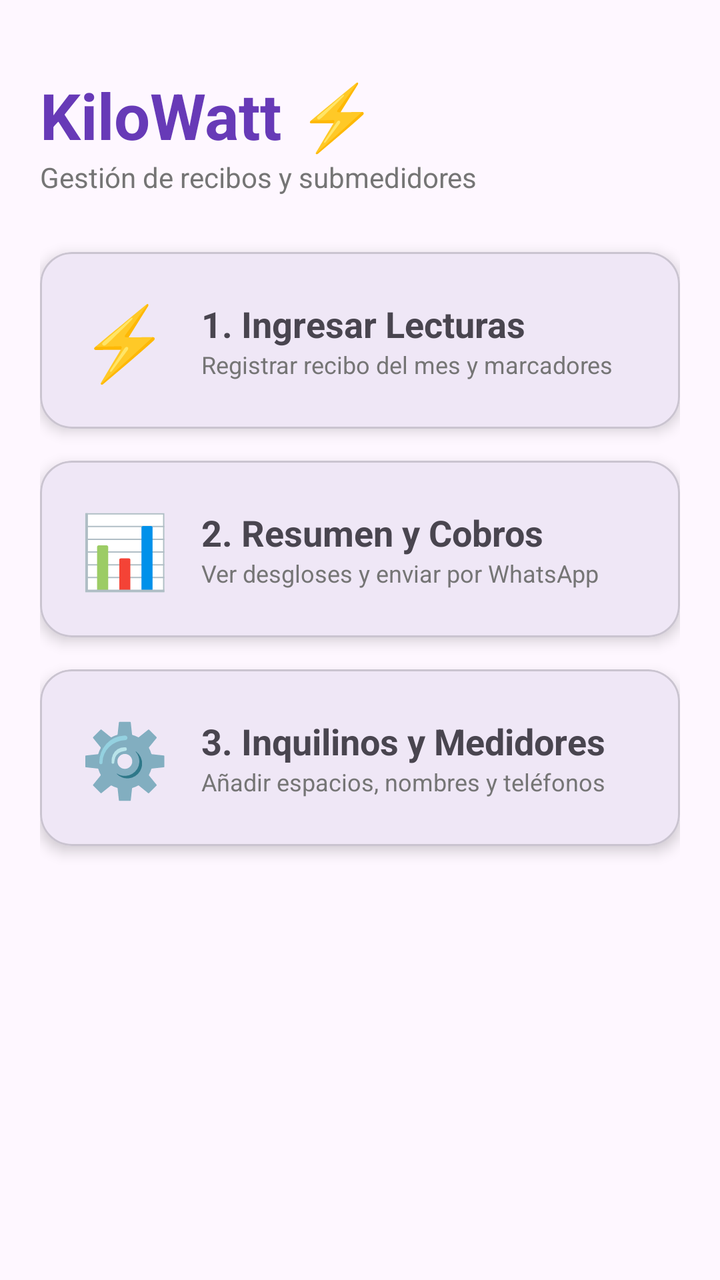
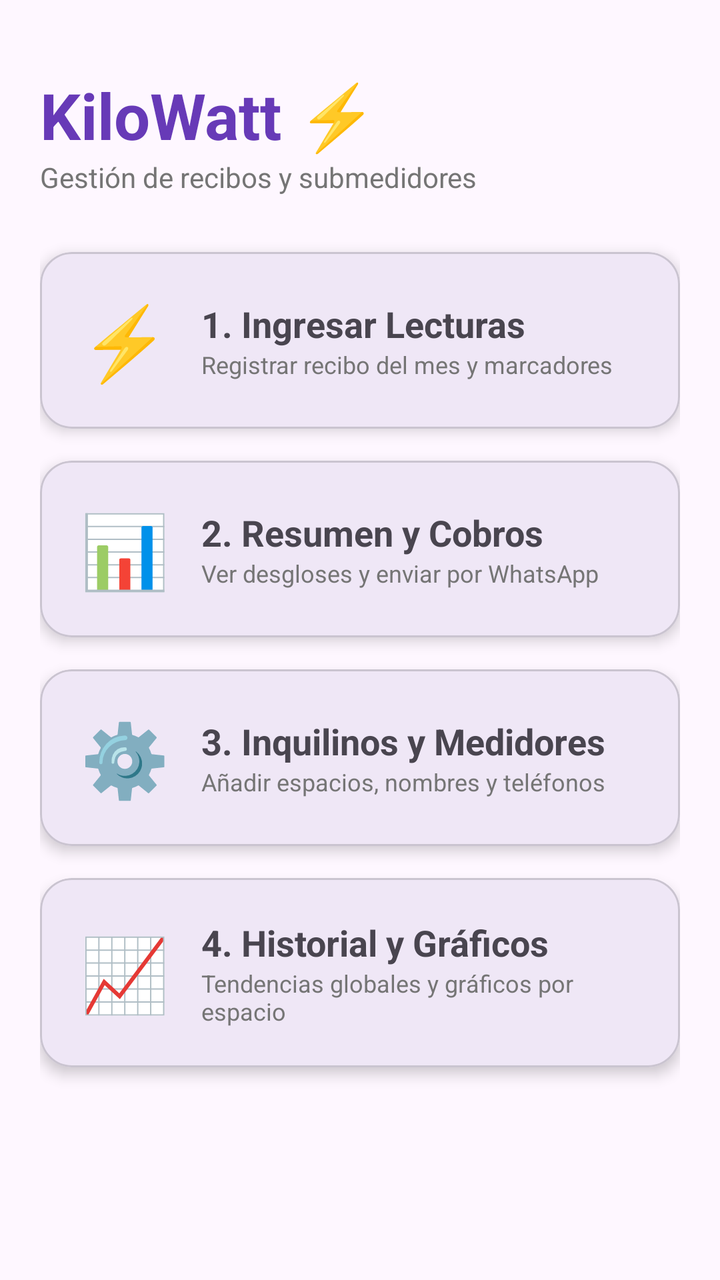

Screens rendered from an Android XML layout before and after an edit, with the pre-edit source and the edit as a unified diff.
<!-- AndroidManifest.xml: application theme Theme.KiloWatt -->
<!-- res/layout/activity_main.xml -->
<?xml version="1.0" encoding="utf-8"?>
<ScrollView xmlns:android="http://schemas.android.com/apk/res/android"
    xmlns:app="http://schemas.android.com/apk/res-auto"
    android:layout_width="match_parent"
    android:layout_height="match_parent"
    android:padding="20dp">

    <LinearLayout
        android:layout_width="match_parent"
        android:layout_height="wrap_content"
        android:orientation="vertical">

        
        <LinearLayout
            android:layout_width="match_parent"
            android:layout_height="wrap_content"
            android:orientation="vertical"
            android:layout_marginTop="16dp"
            android:layout_marginBottom="28dp">

            <TextView
                android:layout_width="wrap_content"
                android:layout_height="wrap_content"
                android:text="@string/main_header_title"
                android:textSize="32sp"
                android:textStyle="bold"
                android:textColor="@color/purple_primary" />

            <TextView
                android:id="@+id/tvUsuarioEmail"
                android:layout_width="wrap_content"
                android:layout_height="wrap_content"
                android:text="@string/main_header_subtitle"
                android:textSize="14sp"
                android:textColor="@color/gray_secondary" />
        </LinearLayout>

        
        <com.google.android.material.card.MaterialCardView
            android:id="@+id/cardRegistrarLecturas"
            android:layout_width="match_parent"
            android:layout_height="wrap_content"
            android:layout_marginBottom="16dp"
            android:clickable="true"
            android:focusable="true"
            app:cardCornerRadius="16dp"
            app:cardElevation="4dp">

            <LinearLayout
                android:layout_width="match_parent"
                android:layout_height="wrap_content"
                android:orientation="horizontal"
                android:baselineAligned="false"
                android:padding="20dp"
                android:gravity="center_vertical">

                <TextView
                    android:layout_width="wrap_content"
                    android:layout_height="wrap_content"
                    android:text="⚡"
                    android:textSize="36sp"
                    android:layout_marginEnd="16dp" />

                <LinearLayout
                    android:layout_width="0dp"
                    android:layout_height="wrap_content"
                    android:layout_weight="1"
                    android:orientation="vertical">

                    <TextView
                        android:layout_width="wrap_content"
                        android:layout_height="wrap_content"
                        android:text="@string/main_option_lecturas_title"
                        android:textSize="18sp"
                        android:textStyle="bold" />

                    <TextView
                        android:layout_width="wrap_content"
                        android:layout_height="wrap_content"
                        android:text="@string/main_option_lecturas_desc"
                        android:textSize="12sp"
                        android:textColor="@color/gray_secondary" />
                </LinearLayout>
            </LinearLayout>
        </com.google.android.material.card.MaterialCardView>

        
        <com.google.android.material.card.MaterialCardView
            android:id="@+id/cardResumenCobros"
            android:layout_width="match_parent"
            android:layout_height="wrap_content"
            android:layout_marginBottom="16dp"
            android:clickable="true"
            android:focusable="true"
            app:cardCornerRadius="16dp"
            app:cardElevation="4dp">

            <LinearLayout
                android:layout_width="match_parent"
                android:layout_height="wrap_content"
                android:orientation="horizontal"
                android:baselineAligned="false"
                android:padding="20dp"
                android:gravity="center_vertical">

                <TextView
                    android:layout_width="wrap_content"
                    android:layout_height="wrap_content"
                    android:text="📊"
                    android:textSize="36sp"
                    android:layout_marginEnd="16dp" />

                <LinearLayout
                    android:layout_width="0dp"
                    android:layout_height="wrap_content"
                    android:layout_weight="1"
                    android:orientation="vertical">

                    <TextView
                        android:layout_width="wrap_content"
                        android:layout_height="wrap_content"
                        android:text="@string/main_option_resumen_title"
                        android:textSize="18sp"
                        android:textStyle="bold" />

                    <TextView
                        android:layout_width="wrap_content"
                        android:layout_height="wrap_content"
                        android:text="@string/main_option_resumen_desc"
                        android:textSize="12sp"
                        android:textColor="@color/gray_secondary" />
                </LinearLayout>
            </LinearLayout>
        </com.google.android.material.card.MaterialCardView>

        
        <com.google.android.material.card.MaterialCardView
            android:id="@+id/cardConfiguracion"
            android:layout_width="match_parent"
            android:layout_height="wrap_content"
            android:layout_marginBottom="16dp"
            android:clickable="true"
            android:focusable="true"
            app:cardCornerRadius="16dp"
            app:cardElevation="4dp">

            <LinearLayout
                android:layout_width="match_parent"
                android:layout_height="wrap_content"
                android:orientation="horizontal"
                android:baselineAligned="false"
                android:padding="20dp"
                android:gravity="center_vertical">

                <TextView
                    android:layout_width="wrap_content"
                    android:layout_height="wrap_content"
                    android:text="⚙️"
                    android:textSize="36sp"
                    android:layout_marginEnd="16dp" />

                <LinearLayout
                    android:layout_width="0dp"
                    android:layout_height="wrap_content"
                    android:layout_weight="1"
                    android:orientation="vertical">

                    <TextView
                        android:layout_width="wrap_content"
                        android:layout_height="wrap_content"
                        android:text="@string/main_option_config_title"
                        android:textSize="18sp"
                        android:textStyle="bold" />

                    <TextView
                        android:layout_width="wrap_content"
                        android:layout_height="wrap_content"
                        android:text="@string/main_option_config_desc"
                        android:textSize="12sp"
                        android:textColor="@color/gray_secondary" />
                </LinearLayout>
            </LinearLayout>
        </com.google.android.material.card.MaterialCardView>

    </LinearLayout>
</ScrollView>
<!-- resources referenced by this layout -->
<resources>
  <color name="gray_secondary">#757575</color>
  <color name="purple_primary">#673AB7</color>
  <string name="main_header_subtitle">Gestión de recibos y submedidores</string>
  <string name="main_header_title">KiloWatt ⚡</string>
  <string name="main_option_config_desc">Añadir espacios, nombres y teléfonos</string>
  <string name="main_option_config_title">3. Inquilinos y Medidores</string>
  <string name="main_option_lecturas_desc">Registrar recibo del mes y marcadores</string>
  <string name="main_option_lecturas_title">1. Ingresar Lecturas</string>
  <string name="main_option_resumen_desc">Ver desgloses y enviar por WhatsApp</string>
  <string name="main_option_resumen_title">2. Resumen y Cobros</string>
  <style name="Theme.KiloWatt" parent="Base.Theme.KiloWatt" />
  <style name="Base.Theme.KiloWatt" parent="Theme.Material3.DayNight.NoActionBar">
          
          
      </style>
</resources>

<!-- the commit's change to res/layout/activity_main.xml (unified diff, before → after) -->
@@ -182,5 +182,54 @@
             </LinearLayout>
         </com.google.android.material.card.MaterialCardView>
 
+        
+        <com.google.android.material.card.MaterialCardView
+            android:id="@+id/cardHistorialGraficos"
+            android:layout_width="match_parent"
+            android:layout_height="wrap_content"
+            android:layout_marginBottom="16dp"
+            android:clickable="true"
+            android:focusable="true"
+            app:cardCornerRadius="16dp"
+            app:cardElevation="4dp">
+
+            <LinearLayout
+                android:layout_width="match_parent"
+                android:layout_height="wrap_content"
+                android:orientation="horizontal"
+                android:baselineAligned="false"
+                android:padding="20dp"
+                android:gravity="center_vertical">
+
+                <TextView
+                    android:layout_width="wrap_content"
+                    android:layout_height="wrap_content"
+                    android:text="📈"
+                    android:textSize="36sp"
+                    android:layout_marginEnd="16dp" />
+
+                <LinearLayout
+                    android:layout_width="0dp"
+                    android:layout_height="wrap_content"
+                    android:layout_weight="1"
+                    android:orientation="vertical">
+
+                    <TextView
+                        android:layout_width="wrap_content"
+                        android:layout_height="wrap_content"
+                        android:text="@string/main_option_historial_title"
+                        android:textSize="18sp"
+                        android:textStyle="bold" />
+
+                    <TextView
+                        android:layout_width="wrap_content"
+                        android:layout_height="wrap_content"
+                        android:text="@string/main_option_historial_desc"
+                        android:textSize="12sp"
+                        android:textColor="@color/gray_secondary" />
+                </LinearLayout>
+            </LinearLayout>
+        </com.google.android.material.card.MaterialCardView>
+
     </LinearLayout>
 </ScrollView>
<!-- resource entries referenced after the edit -->
@@ -6,6 +6,8 @@
   <string name="main_header_title">KiloWatt ⚡</string>
   <string name="main_option_config_desc">Añadir espacios, nombres y teléfonos</string>
   <string name="main_option_config_title">3. Inquilinos y Medidores</string>
+  <string name="main_option_historial_desc">Tendencias globales y gráficos por espacio</string>
+  <string name="main_option_historial_title">4. Historial y Gráficos</string>
   <string name="main_option_lecturas_desc">Registrar recibo del mes y marcadores</string>
   <string name="main_option_lecturas_title">1. Ingresar Lecturas</string>
   <string name="main_option_resumen_desc">Ver desgloses y enviar por WhatsApp</string>
